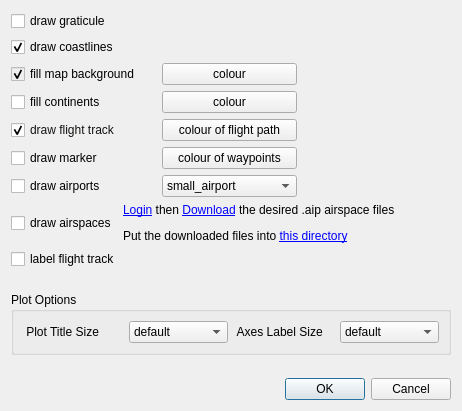
Open-MSS/MSS, file mslib/msui/ui/ui_topview_mapappearance.ui: the form before one commit.
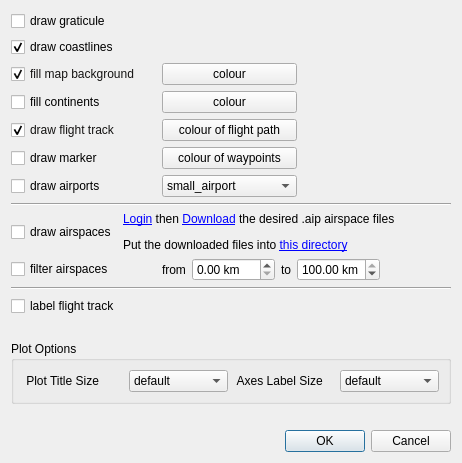
The form after the commit.

Commit message: Add airspace height filter

What changed in the file:
```diff
--- a/mslib/msui/ui/ui_topview_mapappearance.ui
+++ b/mslib/msui/ui/ui_topview_mapappearance.ui
@@ -7,7 +7,7 @@
     <x>0</x>
     <y>0</y>
     <width>462</width>
-    <height>411</height>
+    <height>463</height>
    </rect>
   </property>
   <property name="sizePolicy">
@@ -42,7 +42,7 @@
      <item>
       <widget class="QCheckBox" name="cbFillWaterBodies">
        <property name="enabled">
-        <bool>false</bool>
+        <bool>true</bool>
        </property>
        <property name="minimumSize">
         <size>
@@ -505,6 +505,13 @@
      </item>
     </layout>
    </item>
+   <item>
+    <widget class="Line" name="line">
+     <property name="orientation">
+      <enum>Qt::Horizontal</enum>
+     </property>
+    </widget>
+   </item>
    <item>
     <layout class="QHBoxLayout" name="horizontalLayout_7">
      <item>
@@ -539,6 +546,95 @@
      </item>
     </layout>
    </item>
+   <item>
+    <layout class="QHBoxLayout" name="horizontalLayout_8">
+     <item>
+      <widget class="QCheckBox" name="cbFilterAirspaces">
+       <property name="minimumSize">
+        <size>
+         <width>145</width>
+         <height>0</height>
+        </size>
+       </property>
+       <property name="text">
+        <string>filter airspaces</string>
+       </property>
+      </widget>
+     </item>
+     <item>
+      <widget class="QLabel" name="label_3">
+       <property name="text">
+        <string>from</string>
+       </property>
+      </widget>
+     </item>
+     <item>
+      <widget class="QDoubleSpinBox" name="sbFrom">
+       <property name="sizePolicy">
+        <sizepolicy hsizetype="Expanding" vsizetype="Fixed">
+         <horstretch>0</horstretch>
+         <verstretch>0</verstretch>
+        </sizepolicy>
+       </property>
+       <property name="suffix">
+        <string> km</string>
+       </property>
+       <property name="maximum">
+        <double>100.000000000000000</double>
+       </property>
+      </widget>
+     </item>
+     <item>
+      <widget class="QLabel" name="label_4">
+       <property name="text">
+        <string>to</string>
+       </property>
+      </widget>
+     </item>
+     <item>
+      <widget class="QDoubleSpinBox" name="sbTo">
+       <property name="sizePolicy">
+        <sizepolicy hsizetype="Expanding" vsizetype="Fixed">
+         <horstretch>0</horstretch>
+         <verstretch>0</verstretch>
+        </sizepolicy>
+       </property>
+       <property name="prefix">
+        <string/>
+       </property>
+       <property name="suffix">
+        <string> km</string>
+       </property>
+       <property name="maximum">
+        <double>100.000000000000000</double>
+       </property>
+       <property name="value">
+        <double>100.000000000000000</double>
+       </property>
+      </widget>
+     </item>
+     <item>
+      <spacer name="horizontalSpacer_7">
+       <property name="orientation">
+        <enum>Qt::Horizontal</enum>
+       </property>
+       <property name="sizeHint" stdset="0">
+        <size>
+         <width>40</width>
+         <height>20</height>
+        </size>
+       </property>
+      </spacer>
+     </item>
+    </layout>
+   </item>
+   <item>
+    <widget class="Line" name="line_2">
+     <property name="orientation">
+      <enum>Qt::Horizontal</enum>
+     </property>
+    </widget>
+   </item>
    <item>
     <layout class="QHBoxLayout" name="horizontalLayout_4">
      <item>
```
Left out of the diff: 2 changed lines with no effect on the pictures. The commit also changes 4 other files.
